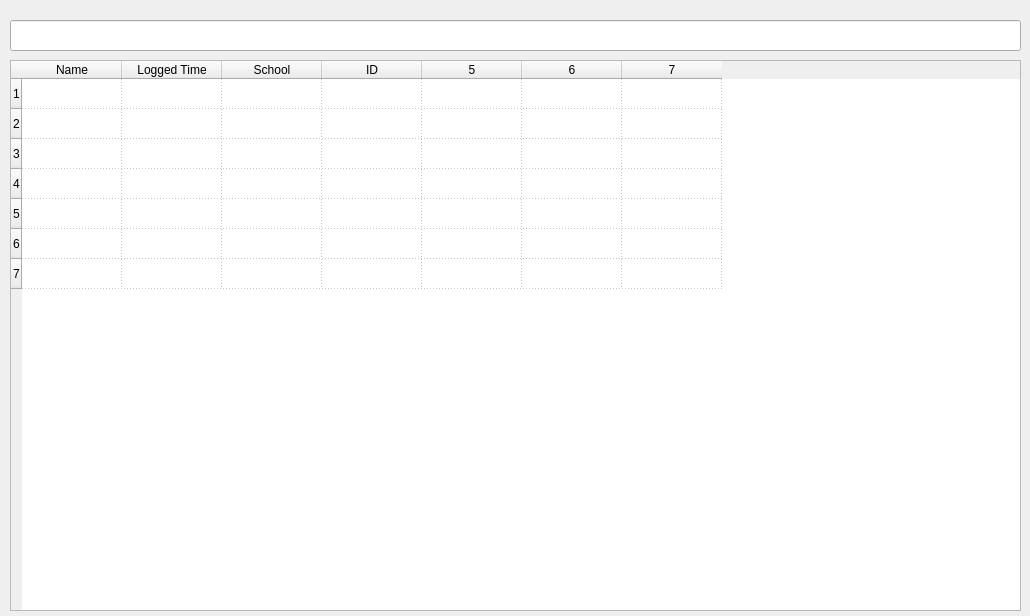
First picture: the form in GUI/ViewHoursDialog.ui, repository Pearadox/PearLogger2, before the edit.
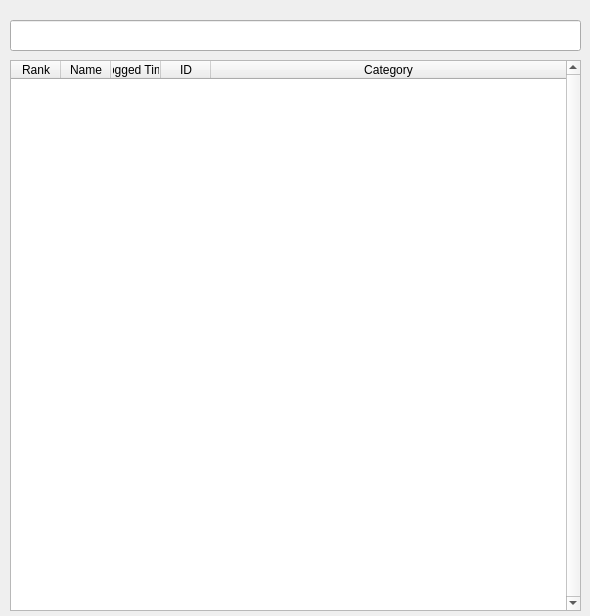
Second picture: the form after the edit.

Commit message: Added View hours

Diff of the .ui file:
```diff
--- a/GUI/ViewHoursDialog.ui
+++ b/GUI/ViewHoursDialog.ui
@@ -6,10 +6,16 @@
    <rect>
     <x>0</x>
     <y>0</y>
-    <width>1030</width>
+    <width>590</width>
     <height>616</height>
    </rect>
   </property>
+  <property name="sizePolicy">
+   <sizepolicy hsizetype="Fixed" vsizetype="Fixed">
+    <horstretch>0</horstretch>
+    <verstretch>0</verstretch>
+   </sizepolicy>
+  </property>
   <property name="windowTitle">
    <string>View Hours</string>
   </property>
@@ -18,7 +24,7 @@
     <rect>
      <x>10</x>
      <y>20</y>
-     <width>1011</width>
+     <width>571</width>
      <height>31</height>
     </rect>
    </property>
@@ -34,18 +40,27 @@
     <rect>
      <x>10</x>
      <y>60</y>
-     <width>1011</width>
+     <width>571</width>
      <height>551</height>
     </rect>
    </property>
+   <property name="verticalScrollBarPolicy">
+    <enum>Qt::ScrollBarAlwaysOn</enum>
+   </property>
+   <property name="horizontalScrollBarPolicy">
+    <enum>Qt::ScrollBarAlwaysOff</enum>
+   </property>
+   <property name="selectionMode">
+    <enum>QAbstractItemView::NoSelection</enum>
+   </property>
    <property name="gridStyle">
     <enum>Qt::DotLine</enum>
    </property>
    <property name="rowCount">
-    <number>7</number>
+    <number>0</number>
    </property>
    <property name="columnCount">
-    <number>7</number>
+    <number>5</number>
    </property>
    <attribute name="horizontalHeaderVisible">
     <bool>true</bool>
@@ -54,15 +69,22 @@
     <bool>false</bool>
    </attribute>
    <attribute name="horizontalHeaderDefaultSectionSize">
-    <number>100</number>
+    <number>50</number>
    </attribute>
-   <row/>
-   <row/>
-   <row/>
-   <row/>
-   <row/>
-   <row/>
-   <row/>
+   <attribute name="horizontalHeaderStretchLastSection">
+    <bool>true</bool>
+   </attribute>
+   <attribute name="verticalHeaderVisible">
+    <bool>false</bool>
+   </attribute>
+   <attribute name="verticalHeaderStretchLastSection">
+    <bool>false</bool>
+   </attribute>
+   <column>
+    <property name="text">
+     <string>Rank</string>
+    </property>
+   </column>
    <column>
     <property name="text">
      <string>Name</string>
@@ -73,34 +95,16 @@
      <string>Logged Time</string>
     </property>
    </column>
-   <column>
-    <property name="text">
-     <string>School</string>
-    </property>
-   </column>
    <column>
     <property name="text">
      <string>ID</string>
     </property>
    </column>
-   <column/>
-   <column/>
-   <column/>
-   <item row="0" column="0">
+   <column>
     <property name="text">
-     <string/>
+     <string>Category</string>
     </property>
-   </item>
-   <item row="0" column="1">
-    <property name="text">
-     <string/>
-    </property>
-   </item>
-   <item row="2" column="4">
-    <property name="text">
-     <string/>
-    </property>
-   </item>
+   </column>
   </widget>
  </widget>
  <resources/>
```
The commit also changes 19 other files.
